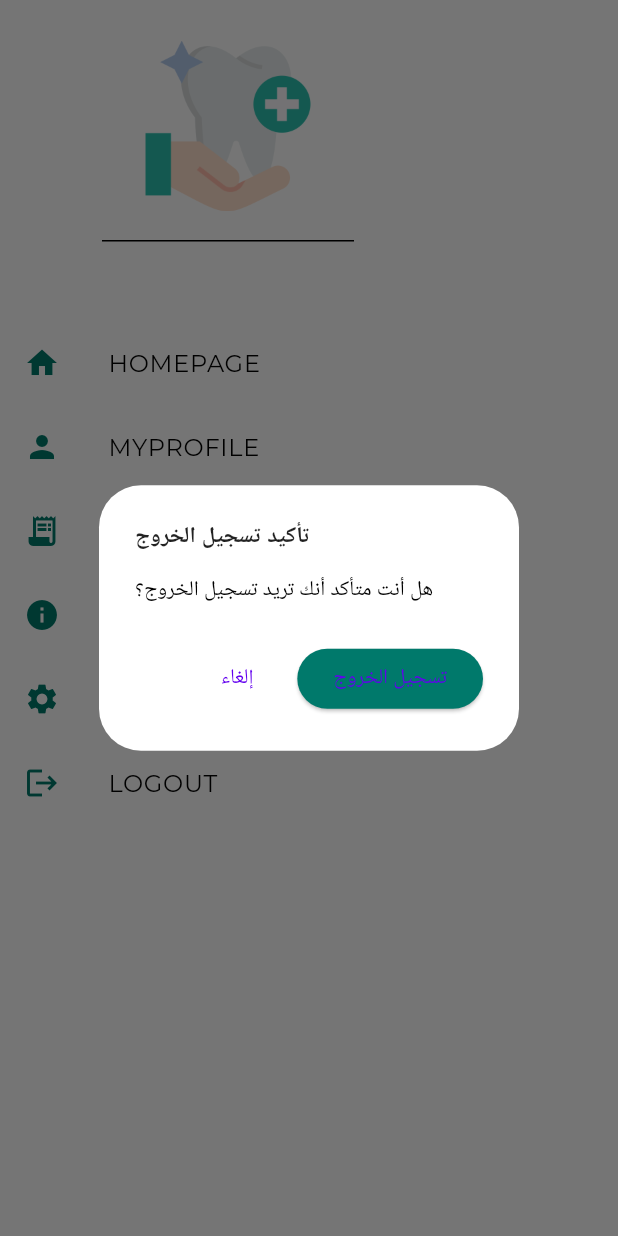
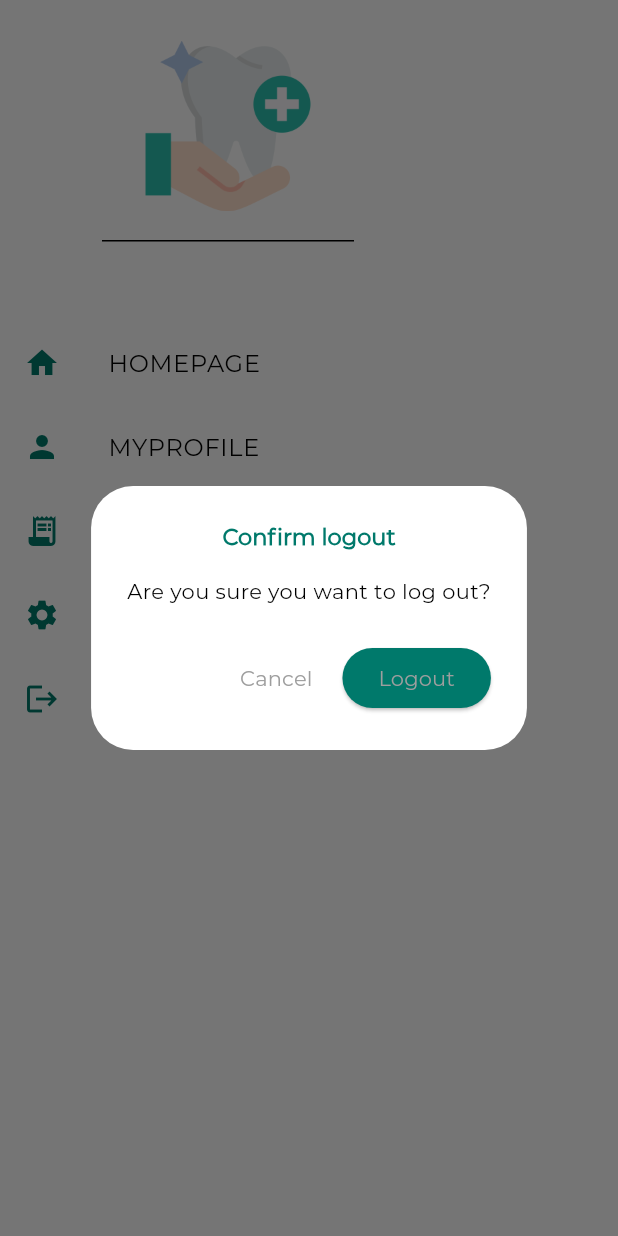
Before and after one commit to Hadel123BrIT/doctor_ouzoune, a Flutter app: the CustomDrawer widget shown alone on an empty page, opened directly, after a tap on "HOMEPAGE", after a tap on "LOGOUT", on a phone screen of 412 x 824 dp. Run offline on Flutter 3.47's test engine with Material 3 defaults, Android fonts, the phone set to English and light mode, and no system bars; our stand-ins replace animated_bottom_navigation_bar, dio, firebase_core, firebase_messaging, flutter_otp_text_field, flutter_staggered_animations and 8 more; accounts and stored records are empty; network calls fail.

```diff
--- a/lib/widgets/custom_drawer.dart
+++ b/lib/widgets/custom_drawer.dart
@@ -34,9 +34,9 @@ class _CustomDrawerState extends State<CustomDrawer> with SingleTickerProviderSt
     DrawItemModel(text: 'MYORDER', icon: Icons.receipt_long,function: (){
 
     }),
-    DrawItemModel(text: 'ABOUT US', icon: Icons.info,function: (){
-      Get.to(AboutUsScreen());
-    }),
+    // DrawItemModel(text: 'ABOUT US', icon: Icons.info,function: (){
+    //   Get.to(AboutUsScreen());
+    // }),
 
     DrawItemModel(text: 'SETTING', icon: Icons.settings,function: (){
       Get.to(SettingsScreen());
@@ -50,16 +50,37 @@ class _CustomDrawerState extends State<CustomDrawer> with SingleTickerProviderSt
         final box = GetStorage();
         final confirm = await Get.dialog(
           AlertDialog(
-            title: Text('تأكيد تسجيل الخروج'),
-            content: Text('هل أنت متأكد أنك تريد تسجيل الخروج؟'),
+            title: Center(
+              child: Text('Confirm logout',
+              style: TextStyle(
+                color: AppColors.primaryGreen,
+                  fontFamily: 'Montserrat',
+              ),
+              ),
+            ),
+            content: Text('Are you sure you want to log out?',
+              style: TextStyle(
+                fontFamily: 'Montserrat',
+              ),
+            ),
             actions: [
               TextButton(
                 onPressed: () => Get.back(result: false),
-                child: Text('إلغاء'),
+                child: Text('Cancel',
+                  style: TextStyle(
+                    color: Colors.grey,
+                    fontFamily: 'Montserrat',
+                  ),
+                ),
               ),
               ElevatedButton(
                 onPressed: () => Get.back(result: true),
-                child: Text('تسجيل الخروج'),
+                child: Text('Logout',
+                  style: TextStyle(
+                    color: Colors.grey,
+                    fontFamily: 'Montserrat',
+                  ),
+                ),
                 style: ElevatedButton.styleFrom(
                   backgroundColor: AppColors.primaryGreen,
                 ),
@@ -70,27 +91,23 @@ class _CustomDrawerState extends State<CustomDrawer> with SingleTickerProviderSt
 
         if (confirm == true) {
           try {
-            // 1. تسجيل الخروج من الخادم
             await authService.logout();
 
-            // 2. مسح البيانات المحلية
-            await box.erase(); // أو await box.remove('auth_token');
+            await box.erase();
 
-            // 3. إعادة التوجيه لصفحة تسجيل الدخول
             Get.offAllNamed(AppRoutes.login);
 
-            // 4. إظهار رسالة نجاح
             Get.snackbar(
-              'تم تسجيل الخروج',
-              'تم تسجيل خروجك بنجاح',
-              snackPosition: SnackPosition.BOTTOM,
-              backgroundColor: AppColors.primaryGreen,
+              'successfully',
+              'You have been successfully logged out.',
+              snackPosition: SnackPosition.TOP,
+              backgroundColor: Colors.grey,
               colorText: Colors.white,
             );
           } catch (e) {
             Get.snackbar(
-              'خطأ',
-              'حدث خطأ أثناء تسجيل الخروج: ${e.toString()}',
+              'Wrong',
+              'An error occurred while logging out :  ${e.toString()}',
               snackPosition: SnackPosition.BOTTOM,
               backgroundColor: Colors.red,
               colorText: Colors.white,
```
Also changed, not shown: lib/views/procedure/procedure_screen/get_all_procedures.dart (+49 -6 lines), lib/views/procedure/widget/buildProcedureCard.dart (+1 -9 lines), lib/views/procedure/widget/buildSearchAndFilterBar.dart (+1 -28 lines).
